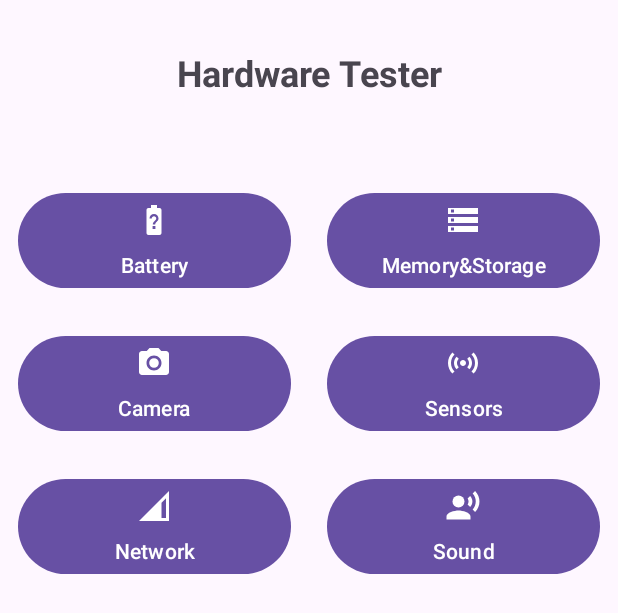
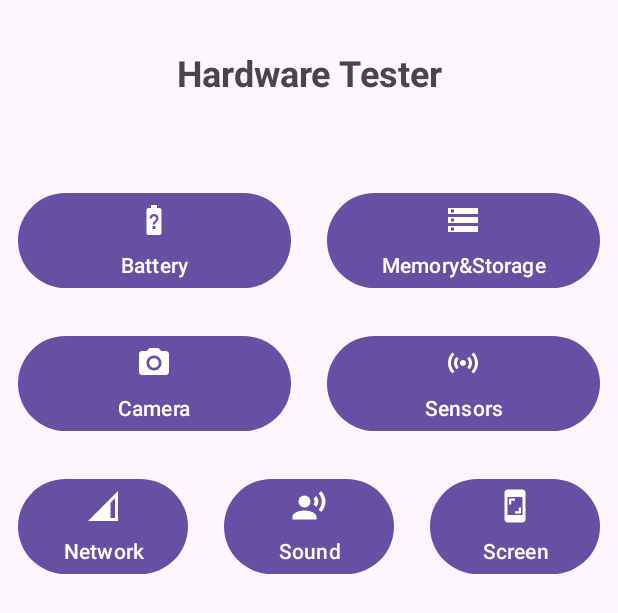
Before and after one commit to anandsm08/hardware-checker-kt, an Android app: the layout activity_main.xml on its own in the app's theme, with its tools: preview values and no code run, on a phone screen of 412 x 824 dp. Shown: the top 613 px of the screen. Run offline under Robolectric (Android 15) with nearby library versions, the phone set to English and light mode, and no system bars.

Commit message:
screen and camera update

```diff
--- a/app/build.gradle
+++ b/app/build.gradle
@@ -42,6 +42,7 @@ dependencies {
     implementation 'com.google.android.material:material:1.5.0'
     implementation 'androidx.constraintlayout:constraintlayout:2.1.4'
     implementation 'androidx.compose.ui:ui:1.4.3'
+    implementation 'androidx.databinding:databinding-runtime:7.1.2'
     testImplementation 'junit:junit:4.13.2'
     androidTestImplementation 'androidx.test.ext:junit:1.1.5'
     androidTestImplementation 'androidx.test.espresso:espresso-core:3.5.1'
--- /dev/null
+++ b/app/src/main/res/drawable/baseline_screenshot_24.xml
@@ -0,0 +1,5 @@
+<vector android:height="24dp" android:tint="#FFFFFF"
+    android:viewportHeight="24" android:viewportWidth="24"
+    android:width="24dp" xmlns:android="http://schemas.android.com/apk/res/android">
+    <path android:fillColor="@android:color/white" android:pathData="M17,1.01L7,1C5.9,1 5,1.9 5,3v18c0,1.1 0.9,2 2,2h10c1.1,0 2,-0.9 2,-2V3C19,1.9 18.1,1.01 17,1.01zM17,18H7V6h10V18zM9.5,8.5H12V7H8v4h1.5V8.5zM12,17h4v-4h-1.5v2.5H12V17z"/>
+</vector>
--- a/app/src/main/res/layout/activity_main.xml
+++ b/app/src/main/res/layout/activity_main.xml
@@ -110,20 +110,35 @@
                     android:layout_weight="1"
                     android:drawableTop="@drawable/baseline_record_voice_over_24"
                     android:text="Sound" />
+
+                <Button
+                    android:id="@+id/screenButton"
+                    android:layout_width="0dp"
+                    android:layout_height="wrap_content"
+                    android:layout_margin="12dp"
+                    android:layout_weight="1"
+                    android:drawableTop="@drawable/baseline_screenshot_24"
+                    android:text="Screen" />
             </LinearLayout>
 
             <!-- Add more LinearLayouts for additional rows of buttons -->
             <LinearLayout
                 android:layout_width="match_parent"
-                android:layout_height="wrap_content">
+                android:layout_height="wrap_content"
+                android:orientation="vertical">
+
 
                 <TextView
                     android:layout_margin="16dp"
                     android:textSize="20dp"
                     android:id="@+id/resultTextView"
                     android:layout_width="match_parent"
-                    android:layout_height="256dp"
+                    android:layout_height="wrap_content"
                     android:textAlignment="center" />
+                <ImageView
+                    android:id="@+id/imageView"
+                    android:layout_width="match_parent"
+                    android:layout_height="wrap_content"/>
             </LinearLayout>
 
         </LinearLayout>
```
Also changed, not shown: app/src/main/AndroidManifest.xml (+9 -0 lines), app/src/main/java/com/example/hardwarechecker/MainActivity.kt (+80 -11 lines).
